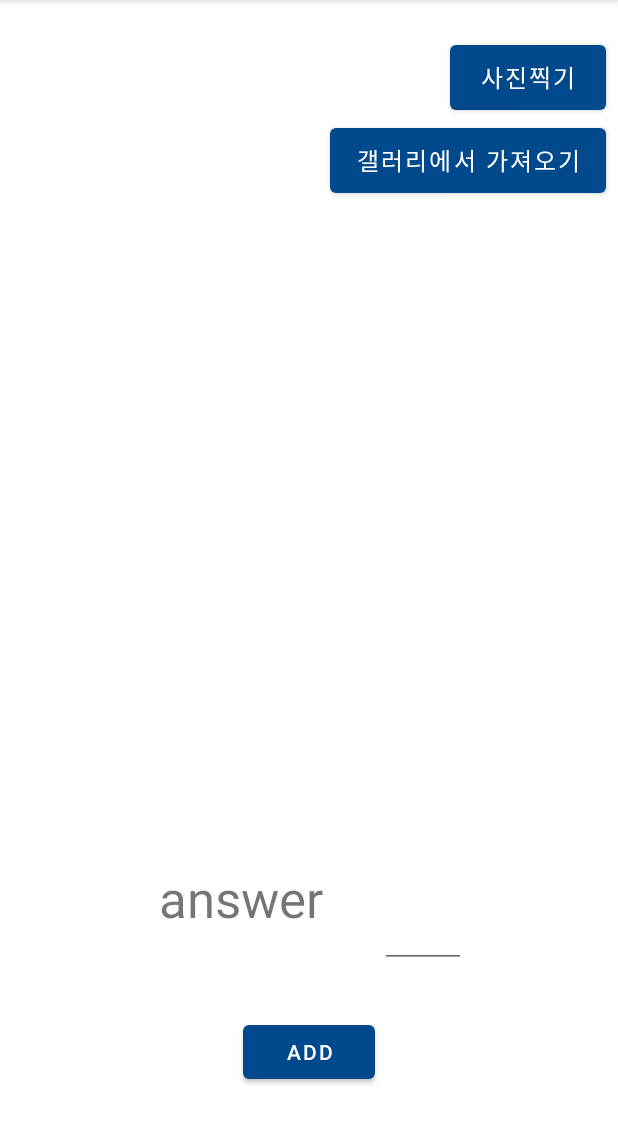
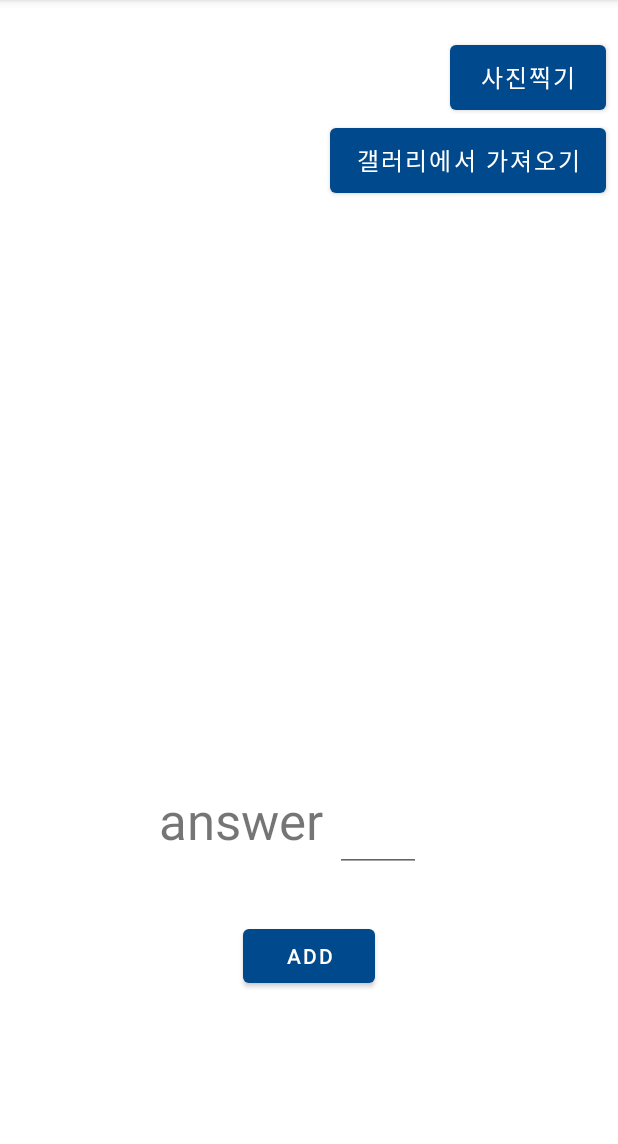
Before and after one commit to developer-ssss/study_lab_t, an Android app: the QuestionFragment screen opened through its navigation route, on a phone screen of 412 x 824 dp, the part 84-1228 px from its top. Run offline under Robolectric (Android 15) with nearby library versions, the phone set to English and light mode, and no system bars; our stand-ins replace Firebase (no records; nobody signed in at launch, a user with empty details on screens opened directly); 3 statements that could not run were skipped.

```diff
--- a/app/src/main/res/layout/fragment_question.xml
+++ b/app/src/main/res/layout/fragment_question.xml
@@ -1,11 +1,15 @@
 <?xml version="1.0" encoding="utf-8"?>
-<androidx.constraintlayout.widget.ConstraintLayout xmlns:android="http://schemas.android.com/apk/res/android"
+<ScrollView xmlns:android="http://schemas.android.com/apk/res/android"
     xmlns:app="http://schemas.android.com/apk/res-auto"
     xmlns:tools="http://schemas.android.com/tools"
+    android:layout_width="match_parent"
+    android:layout_height="wrap_content">
+
+    <androidx.constraintlayout.widget.ConstraintLayout
         android:id="@+id/frameLayout2"
         android:layout_width="match_parent"
         android:layout_height="match_parent"
-    tools:context=".question.QuestionFragment" >
+        tools:context=".question.QuestionFragment">
 
         <Button
             android:id="@+id/question_bt_takePicture"
@@ -42,6 +46,7 @@
             android:id="@+id/question_tv_answerLabel"
             android:layout_width="wrap_content"
             android:layout_height="wrap_content"
+            android:layout_marginTop="16dp"
             android:text="answer"
             android:textSize="34sp"
             app:layout_constraintEnd_toEndOf="parent"
@@ -53,13 +58,13 @@
             android:id="@+id/question_et_answer"
             android:layout_width="57dp"
             android:layout_height="69dp"
+            android:layout_marginStart="8dp"
             android:ems="2"
             android:inputType="number"
             android:textSize="34sp"
-        app:layout_constraintEnd_toEndOf="parent"
-        app:layout_constraintHorizontal_bias="0.714"
-        app:layout_constraintStart_toStartOf="parent"
-        app:layout_constraintTop_toTopOf="@+id/guideline3" />
+            app:layout_constraintBottom_toBottomOf="@+id/question_tv_answerLabel"
+            app:layout_constraintStart_toEndOf="@+id/question_tv_answerLabel"
+            app:layout_constraintTop_toTopOf="@+id/question_tv_answerLabel" />
 
         <androidx.constraintlayout.widget.Guideline
             android:id="@+id/guideline3"
@@ -79,3 +84,4 @@
             app:layout_constraintTop_toBottomOf="@+id/question_et_answer" />
 
     </androidx.constraintlayout.widget.ConstraintLayout>
+</ScrollView>
```
Also changed, not shown: app/src/main/res/layout/fragment_home.xml (+11 -6 lines). Lines whose indentation alone changed are shown as unchanged.
